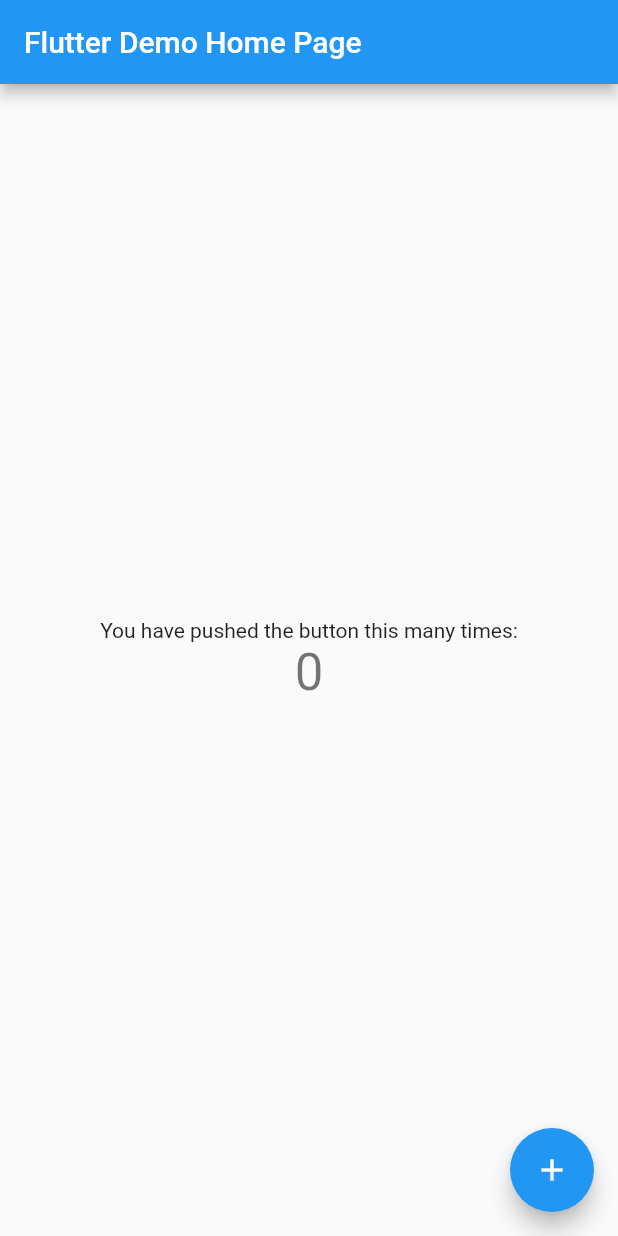
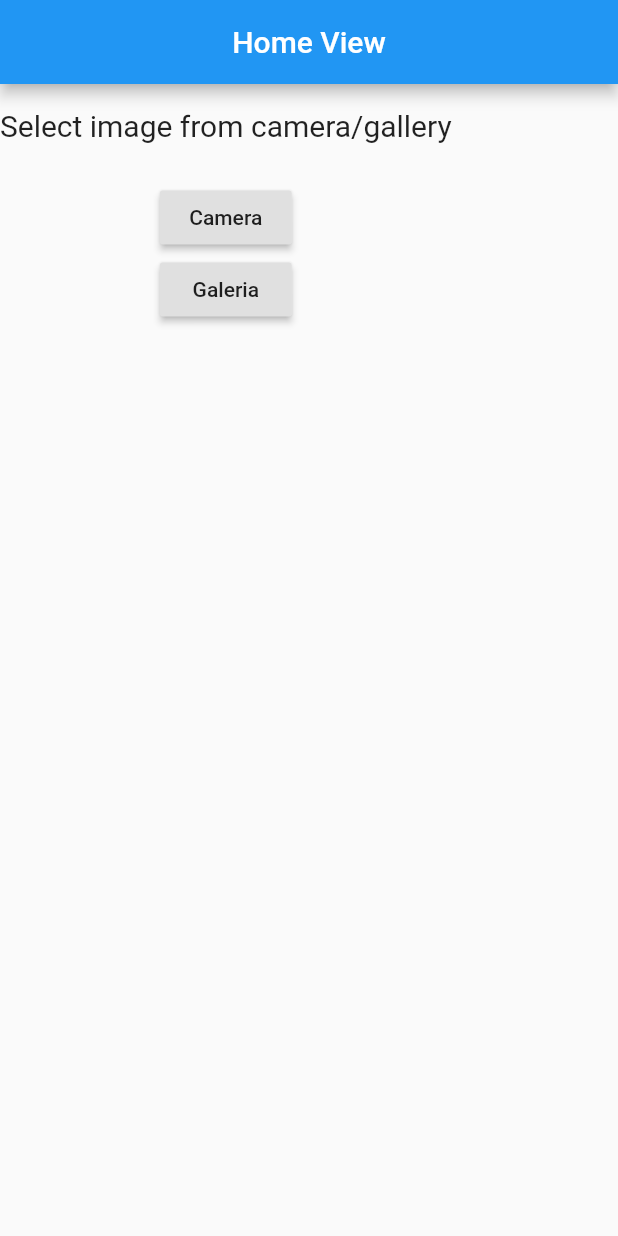
Before and after one commit to leoCardosoDev/flutter_getx_image_picker, a Flutter app: the screen it shows after launch, on a phone screen of 412 x 824 dp. Run offline on Flutter 3.47's test engine with Material 2 defaults, Android fonts, the phone set to English and light mode, and no system bars; our stand-ins replace get, image_picker.

Commit message:
feat: add HomeController and HomeView

```diff
--- a/lib/main.dart
+++ b/lib/main.dart
@@ -1,117 +1,20 @@
 import 'package:flutter/material.dart';
+import 'package:getx_upload/view/home_view.dart';
 
 void main() {
   runApp(MyApp());
 }
 
 class MyApp extends StatelessWidget {
-  // This widget is the root of your application.
   @override
   Widget build(BuildContext context) {
     return MaterialApp(
       title: 'Flutter Demo',
       theme: ThemeData(
-        // This is the theme of your application.
-        //
-        // Try running your application with "flutter run". You'll see the
-        // application has a blue toolbar. Then, without quitting the app, try
-        // changing the primarySwatch below to Colors.green and then invoke
-        // "hot reload" (press "r" in the console where you ran "flutter run",
-        // or simply save your changes to "hot reload" in a Flutter IDE).
-        // Notice that the counter didn't reset back to zero; the application
-        // is not restarted.
         primarySwatch: Colors.blue,
-        // This makes the visual density adapt to the platform that you run
-        // the app on. For desktop platforms, the controls will be smaller and
-        // closer together (more dense) than on mobile platforms.
         visualDensity: VisualDensity.adaptivePlatformDensity,
       ),
-      home: MyHomePage(title: 'Flutter Demo Home Page'),
+      home: HomeView(),
     );
   }
 }
-
-class MyHomePage extends StatefulWidget {
-  MyHomePage({Key key, this.title}) : super(key: key);
-
-  // This widget is the home page of your application. It is stateful, meaning
-  // that it has a State object (defined below) that contains fields that affect
-  // how it looks.
-
-  // This class is the configuration for the state. It holds the values (in this
-  // case the title) provided by the parent (in this case the App widget) and
-  // used by the build method of the State. Fields in a Widget subclass are
-  // always marked "final".
-
-  final String title;
-
-  @override
-  _MyHomePageState createState() => _MyHomePageState();
-}
-
-class _MyHomePageState extends State<MyHomePage> {
-  int _counter = 0;
-
-  void _incrementCounter() {
-    setState(() {
-      // This call to setState tells the Flutter framework that something has
-      // changed in this State, which causes it to rerun the build method below
-      // so that the display can reflect the updated values. If we changed
-      // _counter without calling setState(), then the build method would not be
-      // called again, and so nothing would appear to happen.
-      _counter++;
-    });
-  }
-
-  @override
-  Widget build(BuildContext context) {
-    // This method is rerun every time setState is called, for instance as done
-    // by the _incrementCounter method above.
-    //
-    // The Flutter framework has been optimized to make rerunning build methods
-    // fast, so that you can just rebuild anything that needs updating rather
-    // than having to individually change instances of widgets.
-    return Scaffold(
-      appBar: AppBar(
-        // Here we take the value from the MyHomePage object that was created by
-        // the App.build method, and use it to set our appbar title.
-        title: Text(widget.title),
-      ),
-      body: Center(
-        // Center is a layout widget. It takes a single child and positions it
-        // in the middle of the parent.
-        child: Column(
-          // Column is also a layout widget. It takes a list of children and
-          // arranges them vertically. By default, it sizes itself to fit its
-          // children horizontally, and tries to be as tall as its parent.
-          //
-          // Invoke "debug painting" (press "p" in the console, choose the
-          // "Toggle Debug Paint" action from the Flutter Inspector in Android
-          // Studio, or the "Toggle Debug Paint" command in Visual Studio Code)
-          // to see the wireframe for each widget.
-          //
-          // Column has various properties to control how it sizes itself and
-          // how it positions its children. Here we use mainAxisAlignment to
-          // center the children vertically; the main axis here is the vertical
-          // axis because Columns are vertical (the cross axis would be
-          // horizontal).
-          mainAxisAlignment: MainAxisAlignment.center,
-          children: <Widget>[
-            Text(
-              'You have pushed the button this many times:',
-            ),
-            Text(
-              '$_counter',
-              style: Theme.of(context).textTheme.headline4,
-            ),
-          ],
-        ),
-      ),
-      floatingActionButton: FloatingActionButton(
-        onPressed: _incrementCounter,
-        tooltip: 'Increment',
-        child: Icon(Icons.add),
-      ), // This trailing comma makes auto-formatting nicer for build methods.
-    );
-  }
-}
--- /dev/null
+++ b/lib/view/home_view.dart
@@ -0,0 +1,58 @@
+import 'dart:io';
+
+import 'package:flutter/material.dart';
+import 'package:get/get.dart';
+import 'package:getx_upload/controller/home_controller.dart';
+import 'package:image_picker/image_picker.dart';
+
+class HomeView extends StatelessWidget {
+  @override
+  Widget build(BuildContext context) {
+    return GetBuilder<HomeController>(
+        init: HomeController(),
+        builder: (HomeController controller) {
+          return Scaffold(
+            appBar: AppBar(
+              title: Text("Home View"),
+              centerTitle: true,
+            ),
+            body: Padding(
+              padding: EdgeInsets.only(top: 16),
+              child: SingleChildScrollView(
+                child: Column(
+                  crossAxisAlignment: CrossAxisAlignment.center,
+                  mainAxisAlignment: MainAxisAlignment.center,
+                  children: [
+                    Obx(
+                      () => controller.selectedImagePath.value == ''
+                          ? Text(
+                              "Select image from camera/gallery",
+                              style: TextStyle(fontSize: 20),
+                            )
+                          : Image.file(
+                              File(controller.selectedImagePath.value)),
+                    ),
+                    SizedBox(height: 10),
+                    Obx(() => Text(controller.selectedImageSize.value == ''
+                        ? ''
+                        : controller.selectedImageSize.value)),
+                    RaisedButton(
+                      onPressed: () {
+                        controller.getImage(ImageSource.camera);
+                      },
+                      child: Text("Camera"),
+                    ),
+                    RaisedButton(
+                      onPressed: () {
+                        controller.getImage(ImageSource.gallery);
+                      },
+                      child: Text("Galeria"),
+                    ),
+                  ],
+                ),
+              ),
+            ),
+          );
+        });
+  }
+}
```
Also changed, not shown: lib/controller/home_controller.dart (added, +39 -0 lines), 1 other file.
